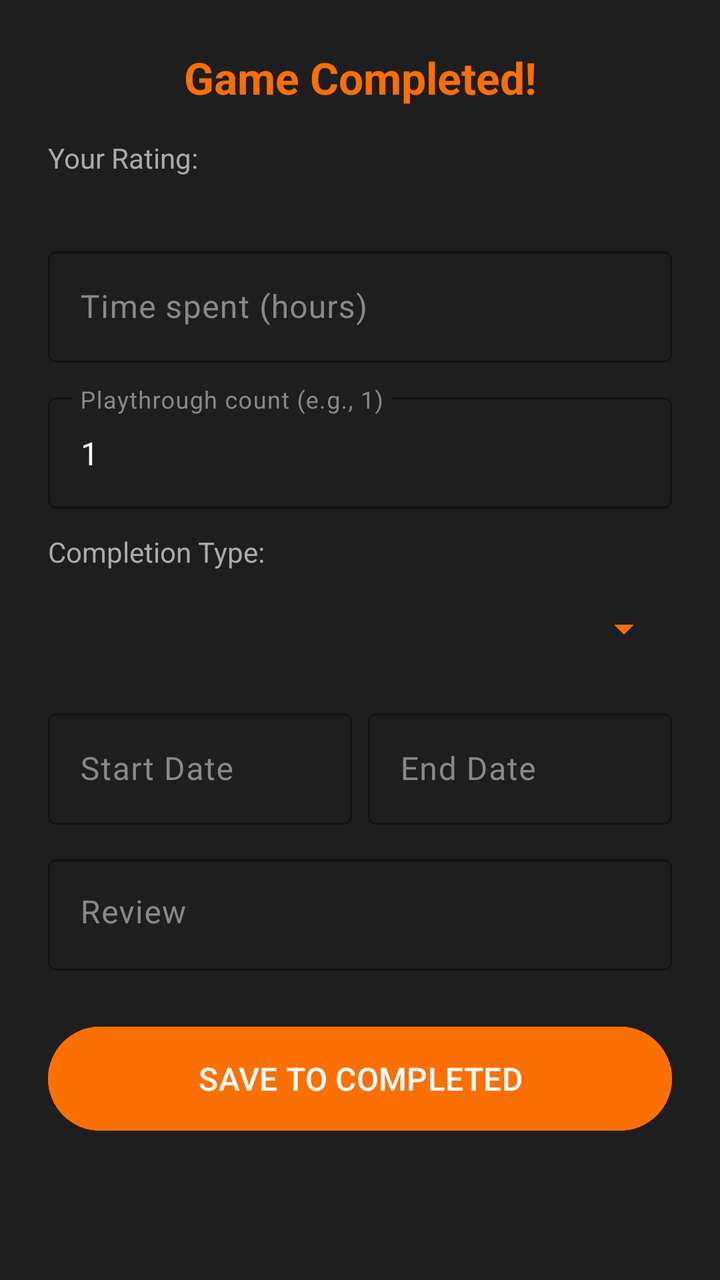
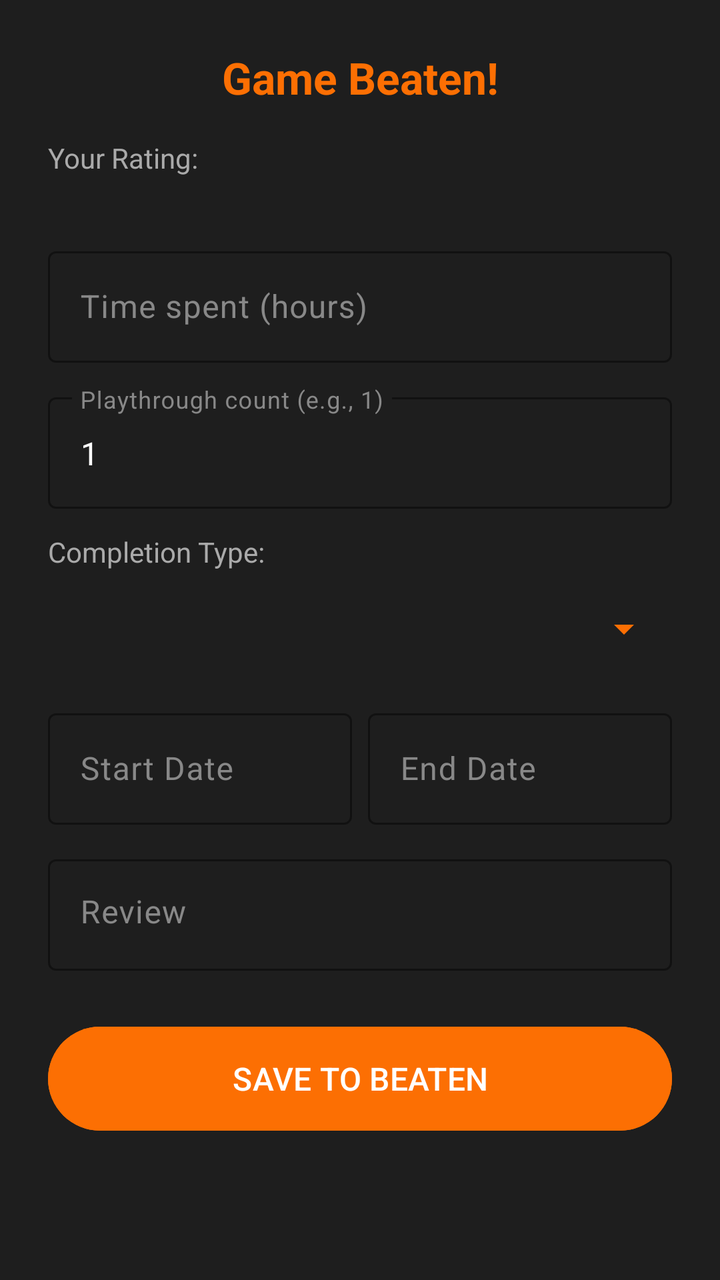

The first picture is an Android layout as it rendered before a commit; the second is the same layout after the commit. The layout source and the unified diff follow.
<!-- AndroidManifest.xml: application theme Theme.GamesTracker -->
<!-- res/layout/layout_completed_sheet.xml -->
<?xml version="1.0" encoding="utf-8"?>
<androidx.core.widget.NestedScrollView xmlns:android="http://schemas.android.com/apk/res/android"
    xmlns:app="http://schemas.android.com/apk/res-auto"
    android:layout_width="match_parent"
    android:layout_height="wrap_content"
    android:background="#1E1E1E">

    <LinearLayout
        android:layout_width="match_parent"
        android:layout_height="wrap_content"
        android:orientation="vertical"
        android:padding="24dp">

        <TextView
            android:layout_width="match_parent"
            android:layout_height="wrap_content"
            android:text="Game Completed!"
            android:textColor="#fc6f03"
            android:textSize="22sp"
            android:textStyle="bold"
            android:gravity="center"
            android:layout_marginBottom="16dp"/>

        
        <TextView
            android:layout_width="wrap_content"
            android:layout_height="wrap_content"
            android:text="Your Rating:"
            android:textColor="#AAAAAA"
            android:layout_marginBottom="8dp"/>

        
        <HorizontalScrollView
            android:layout_width="match_parent"
            android:layout_height="wrap_content"
            android:scrollbars="none"
            android:layout_marginBottom="24dp"
            android:clipToPadding="false">

            <LinearLayout
                android:id="@+id/llRatingContainer"
                android:layout_width="wrap_content"
                android:layout_height="wrap_content"
                android:orientation="horizontal"
                android:gravity="center_vertical" />
        </HorizontalScrollView>

        
        <com.google.android.material.textfield.TextInputLayout
            android:layout_width="match_parent"
            android:layout_height="wrap_content"
            android:layout_marginBottom="12dp"
            app:boxStrokeColor="#fc6f03"
            app:hintTextColor="#fc6f03"
            android:textColorHint="#888888">

            <com.google.android.material.textfield.TextInputEditText
                android:id="@+id/etTimeSpent"
                android:layout_width="match_parent"
                android:layout_height="wrap_content"
                android:hint="Time spent (hours)"
                android:inputType="numberDecimal"
                android:textColor="#FFFFFF" />
        </com.google.android.material.textfield.TextInputLayout>

        
        <com.google.android.material.textfield.TextInputLayout
            android:layout_width="match_parent"
            android:layout_height="wrap_content"
            android:layout_marginBottom="12dp"
            app:boxStrokeColor="#fc6f03"
            app:hintTextColor="#fc6f03"
            android:textColorHint="#888888">

            <com.google.android.material.textfield.TextInputEditText
                android:id="@+id/etPlayCount"
                android:layout_width="match_parent"
                android:layout_height="wrap_content"
                android:hint="Playthrough count (e.g., 1)"
                android:inputType="number"
                android:text="1"
                android:textColor="#FFFFFF" />
        </com.google.android.material.textfield.TextInputLayout>

        
        <TextView
            android:layout_width="wrap_content"
            android:layout_height="wrap_content"
            android:text="Completion Type:"
            android:textColor="#AAAAAA"
            android:layout_marginBottom="4dp"/>
        <Spinner
            android:id="@+id/spinnerCompletionType"
            android:layout_width="match_parent"
            android:layout_height="50dp"
            android:backgroundTint="#fc6f03"
            android:layout_marginBottom="12dp"/>

        
        <LinearLayout
            android:layout_width="match_parent"
            android:layout_height="wrap_content"
            android:orientation="horizontal"
            android:layout_marginBottom="12dp">

            <com.google.android.material.textfield.TextInputLayout
                android:layout_width="0dp"
                android:layout_weight="1"
                android:layout_height="wrap_content"
                android:layout_marginEnd="8dp"
                app:boxStrokeColor="#fc6f03"
                app:hintTextColor="#fc6f03"
                android:textColorHint="#888888">
                <com.google.android.material.textfield.TextInputEditText
                    android:id="@+id/etStartDate"
                    android:layout_width="match_parent"
                    android:layout_height="wrap_content"
                    android:inputType="date"
                    android:maxLength="10"
                    android:hint="Start Date"
                    android:textColor="#FFFFFF" />
            </com.google.android.material.textfield.TextInputLayout>

            <com.google.android.material.textfield.TextInputLayout
                android:layout_width="0dp"
                android:layout_weight="1"
                android:layout_height="wrap_content"
                app:boxStrokeColor="#fc6f03"
                app:hintTextColor="#fc6f03"
                android:textColorHint="#888888">
                <com.google.android.material.textfield.TextInputEditText
                    android:id="@+id/etEndDate"
                    android:layout_width="match_parent"
                    android:layout_height="wrap_content"
                    android:inputType="date"
                    android:maxLength="10"
                    android:hint="End Date"
                    android:textColor="#FFFFFF" />
            </com.google.android.material.textfield.TextInputLayout>
        </LinearLayout>

        
        <com.google.android.material.textfield.TextInputLayout
            android:layout_width="match_parent"
            android:layout_height="wrap_content"
            android:layout_marginBottom="24dp"
            app:boxStrokeColor="#fc6f03"
            app:hintTextColor="#fc6f03"
            android:textColorHint="#888888">

            <com.google.android.material.textfield.TextInputEditText
                android:id="@+id/etReview"
                android:layout_width="match_parent"
                android:layout_height="wrap_content"
                android:hint="Review"
                android:inputType="textMultiLine"
                android:gravity="top"
                android:textColor="#FFFFFF" />
        </com.google.android.material.textfield.TextInputLayout>

        <Button
            android:id="@+id/btnSaveCompletedStats"
            android:layout_width="match_parent"
            android:layout_height="60dp"
            android:text="SAVE TO COMPLETED"
            android:textSize="16sp"
            android:backgroundTint="#fc6f03"
            android:textColor="#FFFFFF"/>

    </LinearLayout>
</androidx.core.widget.NestedScrollView>
<!-- resources referenced by this layout -->
<resources>
  <style name="Theme.GamesTracker" parent="Base.Theme.GamesTracker" />
  <style name="Base.Theme.GamesTracker" parent="Theme.Material3.DayNight.NoActionBar">
          
          
      </style>
</resources>

<!-- the commit's change to res/layout/layout_completed_sheet.xml (unified diff, before → after) -->
@@ -14,7 +14,7 @@
         <TextView
             android:layout_width="match_parent"
             android:layout_height="wrap_content"
-            android:text="Game Completed!"
+            android:text="Game Beaten!"
             android:textColor="#fc6f03"
             android:textSize="22sp"
             android:textStyle="bold"
@@ -162,7 +162,7 @@
             android:id="@+id/btnSaveCompletedStats"
             android:layout_width="match_parent"
             android:layout_height="60dp"
-            android:text="SAVE TO COMPLETED"
+            android:text="SAVE TO BEATEN"
             android:textSize="16sp"
             android:backgroundTint="#fc6f03"
             android:textColor="#FFFFFF"/>
